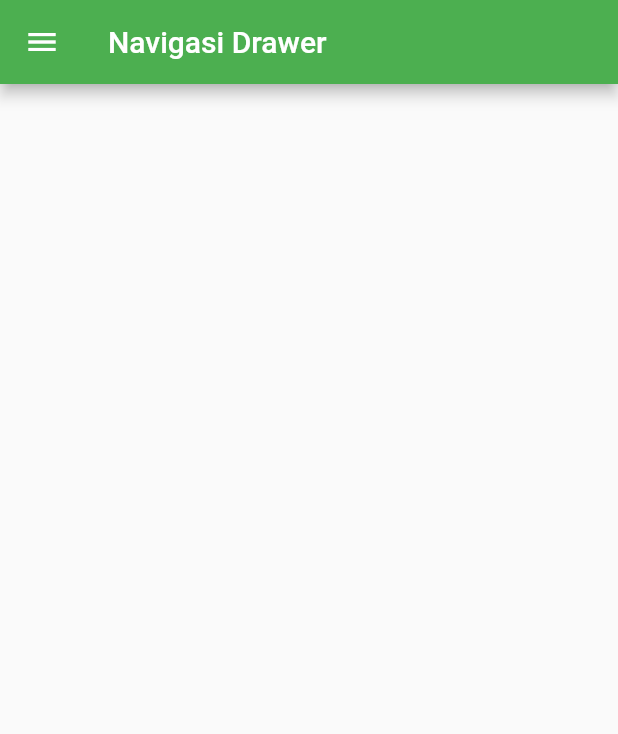
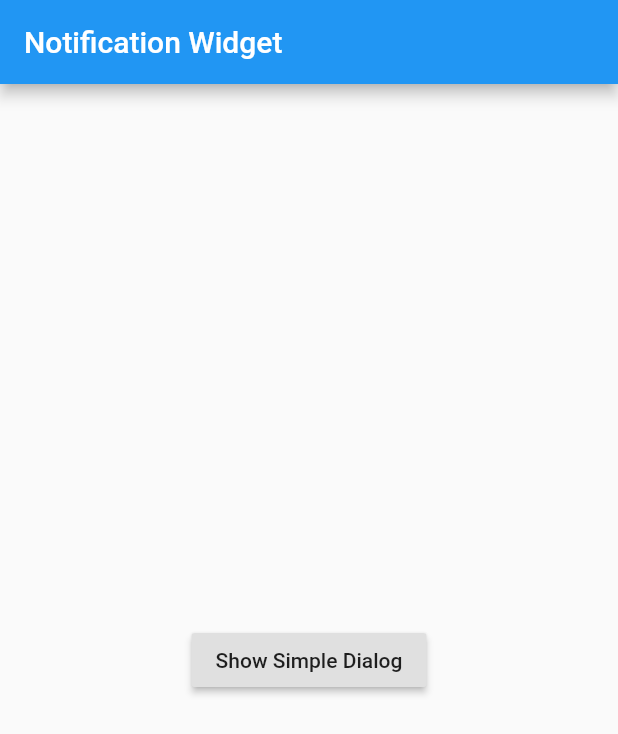
Before and after one commit to prianthon/happyflutter, a Flutter app: the screen it shows after launch, on a phone screen of 412 x 824 dp. Shown: the top 734 px of the screen. Run offline on Flutter 3.47's test engine with Material 2 defaults, Android fonts, the phone set to English and light mode, and no system bars.

Commit message:
simple dialog

```diff
--- a/lib/main.dart
+++ b/lib/main.dart
@@ -1,6 +1,4 @@
-// Routes Widget
 import 'package:flutter/material.dart';
-import 'halamanlain.dart';
 
 void main() {
   runApp(new MaterialApp(home: application()));
@@ -12,40 +10,41 @@ class application extends StatefulWidget {
 }
 
 class _applicationState extends State<application> {
+
+  SimpleDialog sd;
+
+  void dialog() {
+    sd = new SimpleDialog(
+      title: new Text('Pilih Salah Satu'),
+      children: <Widget>[
+        new SimpleDialogOption(
+          child: new Text('Jakarta'),
+          onPressed: () {print('Jakarta');},
+        ),
+        new SimpleDialogOption(
+          child: new Text('Padang'),
+          onPressed: () {print('Padang');},
+        ),
+        new SimpleDialogOption(
+          child: new Text('Close'),
+          onPressed: () {Navigator.pop(context);},
+        ),
+      ],
+    );
+    showDialog(context: context, child: sd);
+  }
   @override
-  Widget build(BuildContext context){
+  Widget build(BuildContext context) {
     return new Scaffold(
-      appBar: AppBar(
-        title: new Text('Navigasi Drawer'),
-        backgroundColor: Colors.green,
+      appBar: new AppBar(
+        title: new Text('Notification Widget'),
+        backgroundColor: Colors.blue,
       ),
-      drawer: new Drawer(
-        child: new ListView(
-          children: <Widget>[
-            new UserAccountsDrawerHeader(
-                accountName: Text('Pri Anton Subardio'),
-                accountEmail: Text('ceo@mutiarasoka.id'),
-                currentAccountPicture: new CircleAvatar(backgroundColor: Colors.black26, child: new Text('P'),),
-                decoration: new BoxDecoration(color: Colors.lightBlue),
-                otherAccountsPictures: <Widget>[
-                new CircleAvatar(backgroundColor: Colors.black26, child: new Text('Y'),),
-                new CircleAvatar(backgroundColor: Colors.black26, child: new Text('W'),),
-                ],
-      ),
-                new ListTile(title: new Text('Home Page'),
-                  trailing: new Icon(Icons.home),
-                    onTap: () => Navigator.of(context).push(new
-                    MaterialPageRoute(builder: (BuildContext context) => new pagebaru('Welcome to Home Page'))),
-                ),
-                new ListTile(title: new Text('List Laptop'),
-                  trailing: new Icon(Icons.laptop),
-                  onTap: () => Navigator.of(context).push(new
-                  MaterialPageRoute(builder: (BuildContext context) => new pagebaru('Welcome to My List Product'))),
-                ),
-                new ListTile(title: new Text('Close'),
-                  trailing: new Icon(Icons.close),
-                  onTap: (){Navigator.pop(context);},),
-          ],
+      body: new Center(
+        child: new RaisedButton(onPressed: () {
+          dialog();
+        },
+          child: new Text('Show Simple Dialog'),
         ),
       ),
     );
```
